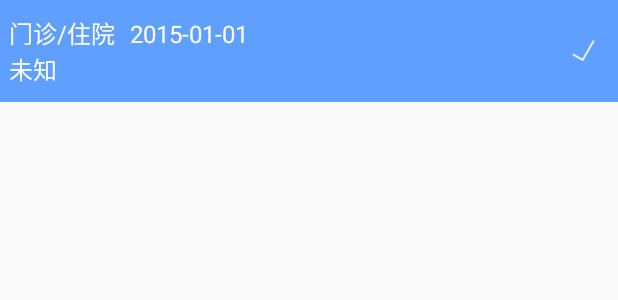
After one commit to cgcdhcc/MobileDoctor, an Android app: the layout records_adapter.xml on its own in the app's theme, with its tools: preview values and no code run, on a phone screen of 412 x 824 dp. The commit adds this screen. Shown: the top 300 px of the screen. Run offline under Robolectric (Android 15) with nearby library versions, the phone set to English and light mode, and no system bars.

Commit message:
1月9日提交,增加历史记录

```diff
--- a/app/src/main/java/com/imedical/mobiledoctor/fragment/MainActivity.java
+++ b/app/src/main/java/com/imedical/mobiledoctor/fragment/MainActivity.java
@@ -77,7 +77,7 @@ public class MainActivity extends FragmentActivity implements View.OnClickListen
         ll_patient.setOnClickListener(this);
         ll_mine=this.findViewById(R.id.ll_mine);
         ll_mine.setOnClickListener(this);
-        mViewPager=this.findViewById(R.id.pager);
+        mViewPager=(ViewPager)this.findViewById(R.id.pager);
         mSectionsPagerAdapter = new SectionsPagerAdapter(getSupportFragmentManager());
         mViewPager.setAdapter(mSectionsPagerAdapter);
         mViewPager.setOnPageChangeListener(new ViewPager.SimpleOnPageChangeListener() {
--- /dev/null
+++ b/app/src/main/res/layout/records_adapter.xml
@@ -0,0 +1,78 @@
+<?xml version="1.0" encoding="utf-8"?>
+<!--  -->
+<LinearLayout xmlns:android="http://schemas.android.com/apk/res/android"
+    android:id="@+id/layout_row"
+    android:layout_width="match_parent"
+    android:layout_height="wrap_content"
+    android:gravity="center_vertical"
+    android:background="@color/mobile_blue"
+    android:orientation="horizontal">
+    <LinearLayout
+    android:layout_width="0dp"
+    android:layout_weight="1"
+    android:layout_height="wrap_content"
+    android:orientation="vertical"
+		    android:paddingTop="10dp"
+		    android:paddingBottom="10dp"
+
+        >
+        <LinearLayout
+		    android:layout_width="match_parent"
+		    android:layout_height="wrap_content"
+		    android:orientation="horizontal"
+        >
+        <TextView
+            android:id="@+id/tv_admType"
+            android:paddingLeft="6dp"
+            android:layout_width="wrap_content"
+            android:layout_height="wrap_content"
+            android:gravity="right"
+            android:text="门诊/住院"
+            android:textSize="@dimen/font_16dp"
+
+            android:textColor="@color/white"
+          >
+        </TextView>
+        <TextView
+            android:id="@+id/tv_admDate"
+            android:layout_marginLeft="10dp"
+            android:layout_width="match_parent"
+            android:layout_weight="1"
+            android:layout_height="wrap_content"
+            android:gravity="left"
+            android:singleLine="true"
+            android:text="2015-01-01"
+            android:textSize="@dimen/font_16dp"
+            android:textColor="@color/white"
+          >
+        </TextView>
+        </LinearLayout>
+        <LinearLayout
+        android:layout_width="wrap_content"
+    android:layout_height="wrap_content"
+        >
+        <TextView
+            android:id="@+id/tv_admDept"
+            android:layout_weight="1"
+            android:layout_width="0dp"
+            android:layout_height="wrap_content"
+             android:gravity="left"
+             android:paddingLeft="6dp"
+            android:text="未知"
+           android:textSize="@dimen/font_16dp"
+            android:textColor="@color/white" >
+        </TextView>
+    </LinearLayout>
+
+
+    </LinearLayout>
+	<ImageView
+	 	android:layout_marginRight="15dp"
+	 	android:id="@+id/tv_success"
+	    android:src="@drawable/seccuss_sel"
+	       android:layout_width="15dp"
+    android:layout_height="15dp"
+	    />
+
+
+</LinearLayout>
--- a/app/src/main/res/layout/ward_round_activity.xml
+++ b/app/src/main/res/layout/ward_round_activity.xml
@@ -111,18 +111,21 @@
         android:layout_width="match_parent"
         android:layout_margin="15dp"
         android:gravity="center_vertical"
+        android:id="@+id/ll_switch"
         android:background="@drawable/bg_shape_ward"
         android:layout_height="40dp">
         <TextView
         android:layout_width="wrap_content"
             android:layout_weight="1"
+        android:id="@+id/tv_hisrcd"
         android:layout_marginLeft="10dp"
-        android:text="住院患者20091192"
+        android:text="就诊记录20091192"
         android:textSize="@dimen/font_18dp"
         android:layout_height="wrap_content" />
         <TextView
             android:layout_width="wrap_content"
             android:layout_marginRight="10dp"
+            android:id="@+id/tv_hisdept"
             android:text="骨科"
             android:textSize="@dimen/font_18dp"
             android:layout_height="wrap_content" />
```
Also changed, not shown: app/build.gradle (+5 -4 lines), app/src/main/java/com/imedical/mobiledoctor/XMLservice/SysManager.java (added, +73 -0 lines), app/src/main/java/com/imedical/mobiledoctor/activity/WardRoundActivity.java (+128 -2 lines), app/src/main/java/com/imedical/mobiledoctor/adapter/HisRecordsAdapter.java (added, +100 -0 lines), app/src/main/res/layout/his_record_list.xml (added, +23 -0 lines), app/src/main/res/drawable-v24/seccuss_sel.png (added).
